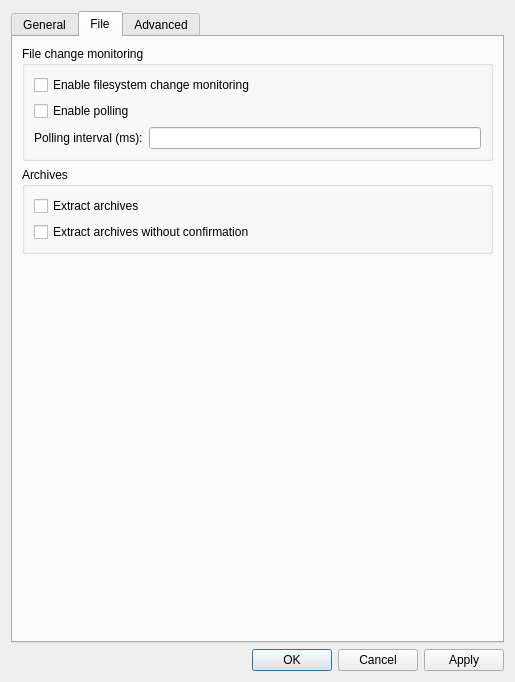
Above: src/ui/include/optionsdialog.ui from nickbnf/glogg before the change. Below: the same form after it.
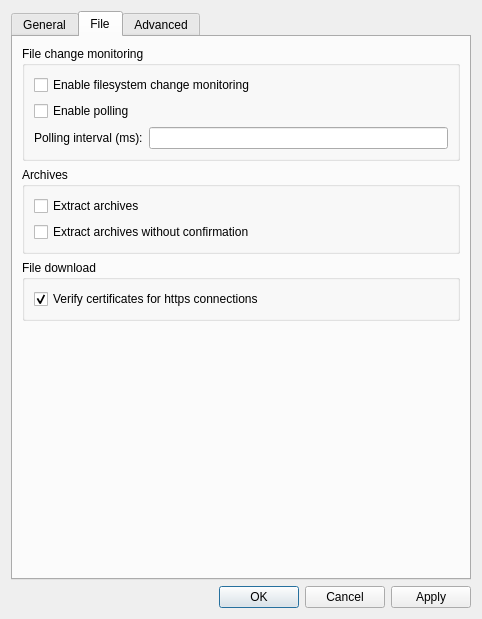
That is the form after the change. The open tabs and pages were chosen to show the change.

Commit message: Add option to ignore ssl certificates errors (#182)

Diff of the .ui file:
```diff
--- a/src/ui/include/optionsdialog.ui
+++ b/src/ui/include/optionsdialog.ui
@@ -6,8 +6,8 @@
    <rect>
     <x>0</x>
     <y>0</y>
-    <width>515</width>
-    <height>682</height>
+    <width>482</width>
+    <height>619</height>
    </rect>
   </property>
   <property name="sizePolicy">
@@ -295,6 +295,25 @@
          </layout>
         </widget>
        </item>
+       <item>
+        <widget class="QGroupBox" name="downloadGroupBox">
+         <property name="title">
+          <string>File download</string>
+         </property>
+         <layout class="QVBoxLayout" name="verticalLayout_11">
+          <item>
+           <widget class="QCheckBox" name="verifySslCheckBox">
+            <property name="text">
+             <string>Verify certificates for https connections</string>
+            </property>
+            <property name="checked">
+             <bool>true</bool>
+            </property>
+           </widget>
+          </item>
+         </layout>
+        </widget>
+       </item>
        <item>
         <spacer name="verticalSpacer_3">
          <property name="orientation">
```
The commit also changes 6 other files.
